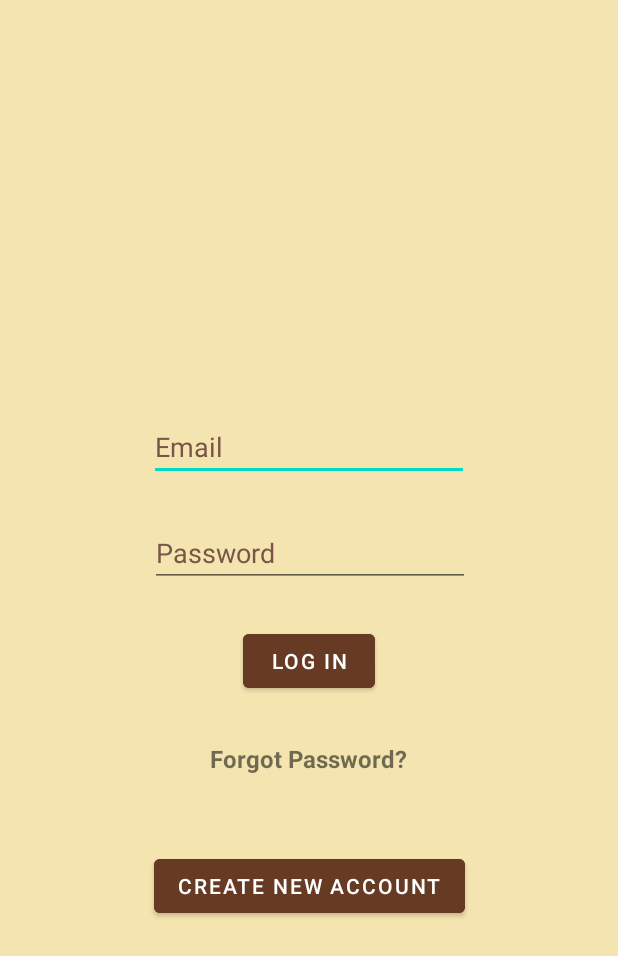
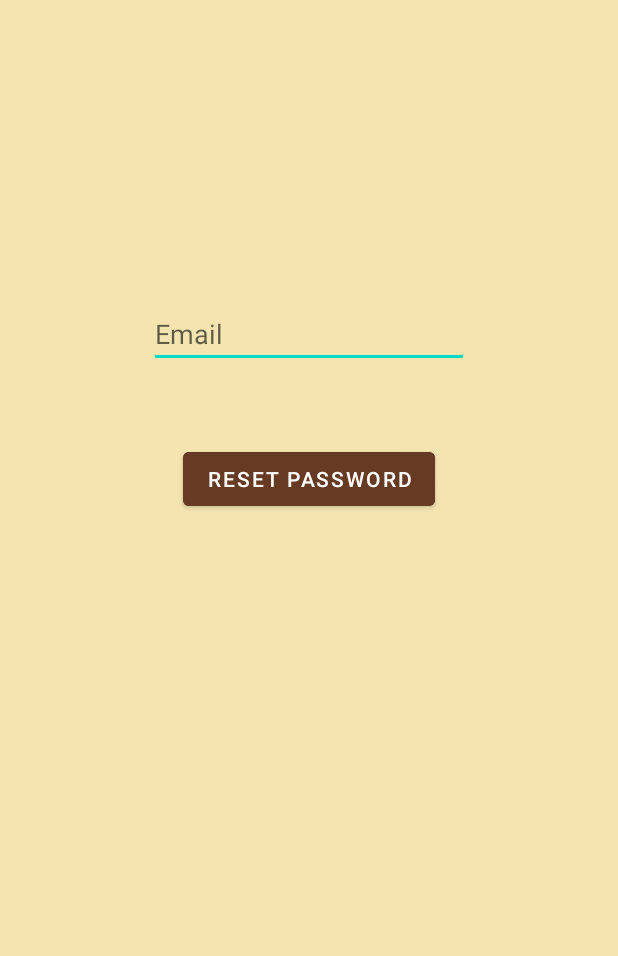
Before and after one commit to aleynaelif/Arcana, an Android app: the screen it shows after launch (AuthActivity before the commit, ResetPasswordActivity after it), after a tap on "Forgot Password?", on a phone screen of 412 x 824 dp. Shown: the top 956 px of the screen. Run offline under Robolectric (Android 15) with nearby library versions, the phone set to English and light mode, and no system bars; our stand-ins replace Firebase (no records; nobody signed in at launch, a user with empty details on screens opened directly).

Commit message:
Forgot Password

```diff
--- a/app/src/main/java/com/leys/arcana/AuthActivity.kt
+++ b/app/src/main/java/com/leys/arcana/AuthActivity.kt
@@ -32,6 +32,12 @@ class AuthActivity : AppCompatActivity() {
             startActivity(intent)
             finish()
         }
+
+        binding.ForgotPassword.setOnClickListener {
+            val intent = Intent(this,ResetPasswordActivity::class.java)
+            startActivity(intent)
+            finish()
+        }
     }
 
     fun LogIn(view : View){
@@ -50,10 +56,6 @@ class AuthActivity : AppCompatActivity() {
                 Toast.makeText(this,it.localizedMessage, Toast.LENGTH_LONG).show()
             }
         }
-    }
-
-    fun ForgotPassword(view : View){
-
     }
 
     fun SignUp(view : View){
--- /dev/null
+++ b/app/src/main/java/com/leys/arcana/ResetPasswordActivity.kt
@@ -0,0 +1,46 @@
+package com.leys.arcana
+
+import androidx.appcompat.app.AppCompatActivity
+import android.os.Bundle
+import android.view.inputmethod.InputMethodManager
+import android.widget.Toast
+import com.google.api.Context
+import com.google.firebase.auth.FirebaseAuth
+import com.google.firebase.auth.ktx.auth
+import com.google.firebase.ktx.Firebase
+import com.leys.arcana.databinding.ActivityResetPasswordBinding
+
+class ResetPasswordActivity : AppCompatActivity() {
+    private lateinit var auth : FirebaseAuth
+    private lateinit var binding : ActivityResetPasswordBinding
+
+
+    override fun onCreate(savedInstanceState: Bundle?) {
+        super.onCreate(savedInstanceState)
+        binding = ActivityResetPasswordBinding.inflate(layoutInflater)
+
+        auth = Firebase.auth
+
+        val view = binding.root
+        setContentView(view)
+
+        val email = binding.ResetEmailText.toString()
+
+        binding.ResetButton.setOnClickListener {
+            val inputMethodManager = getSystemService(android.content.Context.INPUT_METHOD_SERVICE) as InputMethodManager
+            inputMethodManager.hideSoftInputFromWindow(currentFocus!!.windowToken, 0)
+            if(email.isNullOrEmpty())
+                Toast.makeText(this,"Email address is not provided!" , Toast.LENGTH_SHORT).show()
+            else{
+                auth.sendPasswordResetEmail(email).addOnCompleteListener { task ->
+                    if(task.isSuccessful){
+                        Toast.makeText(this,"Reset password link is mailed. Check your email!" , Toast.LENGTH_SHORT).show()
+                    }
+                    else
+                        Toast.makeText(this,"Password reset link could not be sent! Try checking your internet connection!" , Toast.LENGTH_SHORT).show()
+                }
+            }
+        }
+
+    }
+}
--- a/app/src/main/res/layout/activity_auth.xml
+++ b/app/src/main/res/layout/activity_auth.xml
@@ -51,7 +51,6 @@
         android:layout_width="wrap_content"
         android:layout_height="wrap_content"
         android:layout_marginTop="30dp"
-        android:onClick="ForgotPassword"
         android:text="Forgot Password?"
         android:textSize="16sp"
         android:textStyle="bold"
--- /dev/null
+++ b/app/src/main/res/layout/activity_reset_password.xml
@@ -0,0 +1,33 @@
+<?xml version="1.0" encoding="utf-8"?>
+<androidx.constraintlayout.widget.ConstraintLayout xmlns:android="http://schemas.android.com/apk/res/android"
+    xmlns:app="http://schemas.android.com/apk/res-auto"
+    xmlns:tools="http://schemas.android.com/tools"
+    android:layout_width="match_parent"
+    android:layout_height="match_parent"
+    tools:context=".ResetPasswordActivity"
+    android:background="@color/backgroundBeige">
+
+    <EditText
+        android:id="@+id/ResetEmailText"
+        android:layout_width="wrap_content"
+        android:layout_height="wrap_content"
+        android:layout_marginTop="200dp"
+        android:ems="10"
+        android:hint="Email "
+        android:inputType="textEmailAddress"
+        app:layout_constraintEnd_toEndOf="parent"
+        app:layout_constraintStart_toStartOf="parent"
+        app:layout_constraintTop_toTopOf="parent" />
+
+    <Button
+        android:id="@+id/ResetButton"
+        android:layout_width="wrap_content"
+        android:layout_height="wrap_content"
+        android:layout_marginTop="50dp"
+        android:onClick="ResetButton"
+        android:text="Reset Password"
+        android:backgroundTint="@color/buttonBrown"
+        app:layout_constraintEnd_toEndOf="parent"
+        app:layout_constraintStart_toStartOf="parent"
+        app:layout_constraintTop_toBottomOf="@+id/ResetEmailText" />
+</androidx.constraintlayout.widget.ConstraintLayout>
```
Also changed, not shown: app/src/main/AndroidManifest.xml (+17 -1 lines).
